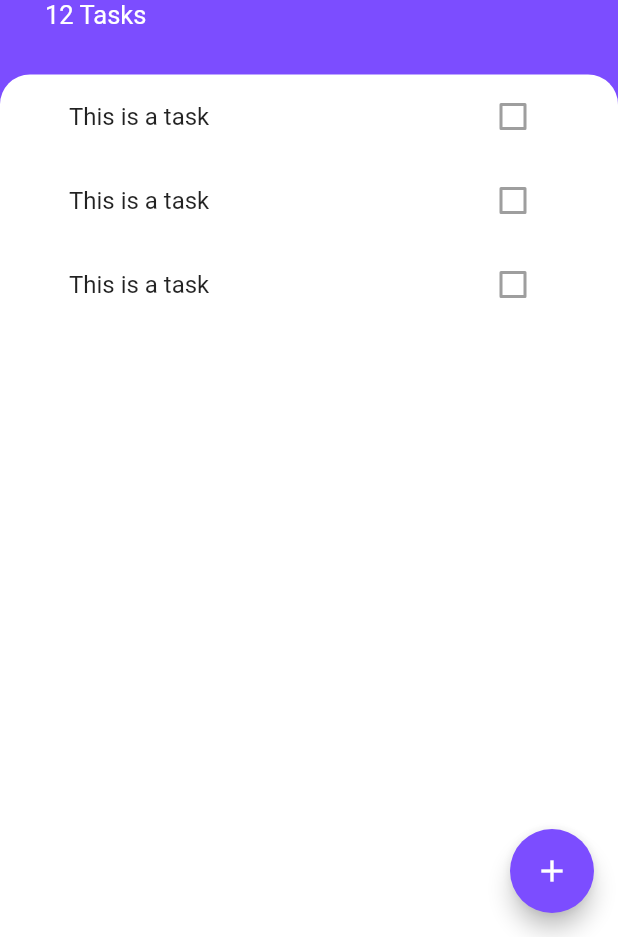
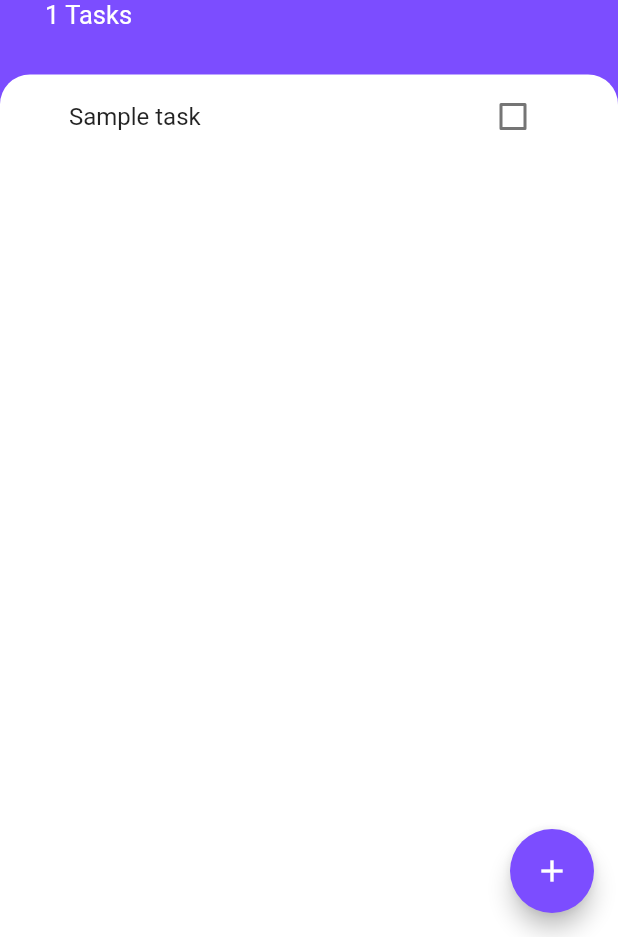
Before and after one commit to jbty/flutter_todoey, a Flutter app: the screen it shows after launch, on a phone screen of 412 x 824 dp, the part 299-1236 px from its top. Run offline on Flutter 3.47's test engine with Material 2 defaults, Android fonts, the phone set to English and light mode, and no system bars.

Commit message:
finish project
Signed-off-by: Jean-Baptiste THERY <jnb.thery@gmail.com>

```diff
--- a/lib/components/task_tile.dart
+++ b/lib/components/task_tile.dart
@@ -1,12 +1,31 @@
 import 'package:flutter/material.dart';
 
 class TaskTile extends StatelessWidget {
+  final bool isChecked;
+  final String taskTitle;
+  final Function checkboxCallBack;
+  final Function onLongPress;
+
+  TaskTile(
+      {@required this.isChecked,
+      @required this.taskTitle,
+      @required this.checkboxCallBack,
+      @required this.onLongPress});
+
   @override
   Widget build(BuildContext context) {
     return ListTile(
-      title: Text("This is a task"),
+      onLongPress: onLongPress,
+      title: Text(
+        taskTitle,
+        style: TextStyle(
+            decoration:
+                isChecked ? TextDecoration.lineThrough : TextDecoration.none),
+      ),
       trailing: Checkbox(
-        value: false,
+        activeColor: Colors.deepPurpleAccent,
+        value: isChecked,
+        onChanged: checkboxCallBack,
       ),
     );
   }
--- a/lib/components/tasks_list.dart
+++ b/lib/components/tasks_list.dart
@@ -1,15 +1,29 @@
 import 'package:flutter/material.dart';
 import 'package:flutter_todoey/components/task_tile.dart';
+import 'package:flutter_todoey/models/task_data.dart';
+import 'package:provider/provider.dart';
 
 class TaskList extends StatelessWidget {
   @override
   Widget build(BuildContext context) {
-    return ListView(
-      children: <Widget>[
-        TaskTile(),
-        TaskTile(),
-        TaskTile(),
-      ],
-    );
+    return Consumer<TaskData>(builder: (context, taskData, child) {
+      return ListView.builder(
+        itemBuilder: (context, index) {
+          final task = taskData.tasks[index];
+
+          return TaskTile(
+            taskTitle: task.name,
+            isChecked: task.isDone,
+            checkboxCallBack: (bool value) {
+              taskData.updateTask(task);
+            },
+            onLongPress: () {
+              taskData.deleteTask(task);
+            },
+          );
+        },
+        itemCount: taskData.taskCount,
+      );
+    });
   }
 }
--- a/lib/main.dart
+++ b/lib/main.dart
@@ -1,5 +1,7 @@
 import 'package:flutter/material.dart';
+import 'package:flutter_todoey/models/task_data.dart';
 import 'package:flutter_todoey/screens/tasks_screen.dart';
+import 'package:provider/provider.dart';
 
 void main() {
   runApp(MyApp());
@@ -8,8 +10,11 @@ void main() {
 class MyApp extends StatelessWidget {
   @override
   Widget build(BuildContext context) {
-    return MaterialApp(
-      home: TasksScreen(),
+    return ChangeNotifierProvider(
+      create: (context) => TaskData(),
+      child: MaterialApp(
+        home: TasksScreen(),
+      ),
     );
   }
 }
--- /dev/null
+++ b/lib/models/task.dart
@@ -0,0 +1,12 @@
+import 'package:flutter/cupertino.dart';
+
+class Task {
+  final String name;
+  bool isDone;
+
+  Task({@required this.name, this.isDone = false});
+
+  void toggleDone() {
+    isDone = !isDone;
+  }
+}
--- /dev/null
+++ b/lib/models/task_data.dart
@@ -0,0 +1,34 @@
+import 'dart:collection';
+
+import 'package:flutter/foundation.dart';
+import 'package:flutter_todoey/models/task.dart';
+
+class TaskData extends ChangeNotifier {
+  List<Task> _tasks = [
+    Task(name: "Sample task"),
+  ];
+
+  UnmodifiableListView<Task> get tasks {
+    return UnmodifiableListView(_tasks);
+  }
+
+  int get taskCount {
+    return _tasks.length;
+  }
+
+  void addTask(String taskTitle) {
+    final Task task = Task(name: taskTitle);
+    _tasks.add(task);
+    notifyListeners();
+  }
+
+  void updateTask(Task task) {
+    task.toggleDone();
+    notifyListeners();
+  }
+
+  void deleteTask(Task task) {
+    _tasks.remove(task);
+    notifyListeners();
+  }
+}
--- a/lib/screens/tasks_screen.dart
+++ b/lib/screens/tasks_screen.dart
@@ -1,7 +1,9 @@
 import 'package:flutter/cupertino.dart';
 import 'package:flutter/material.dart';
 import 'package:flutter_todoey/components/tasks_list.dart';
+import 'package:flutter_todoey/models/task_data.dart';
 import 'package:flutter_todoey/screens/add_task_screen.dart';
+import 'package:provider/provider.dart';
 
 class TasksScreen extends StatelessWidget {
   @override
@@ -55,7 +57,7 @@ class TasksScreen extends StatelessWidget {
                   ),
                 ),
                 Text(
-                  '12 Tasks',
+                  '${Provider.of<TaskData>(context).taskCount} Tasks',
                   style: TextStyle(
                     color: Colors.white,
                     fontSize: 17.0,
--- a/pubspec.yaml
+++ b/pubspec.yaml
@@ -28,6 +28,7 @@ dependencies:
   # The following adds the Cupertino Icons font to your application.
   # Use with the CupertinoIcons class for iOS style icons.
   cupertino_icons: ^0.1.3
+  provider: ^4.3.2+2
 
 dev_dependencies:
   flutter_test:
```
Also changed, not shown: lib/screens/add_task_screen.dart (+19 -2 lines), pubspec.lock.
